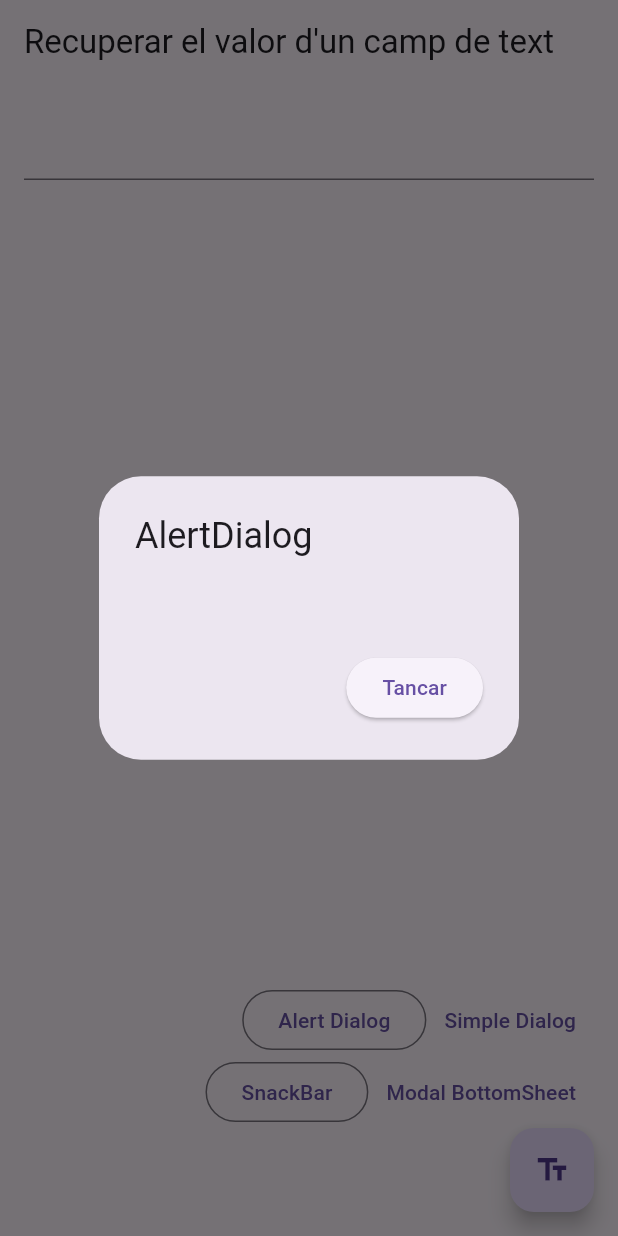
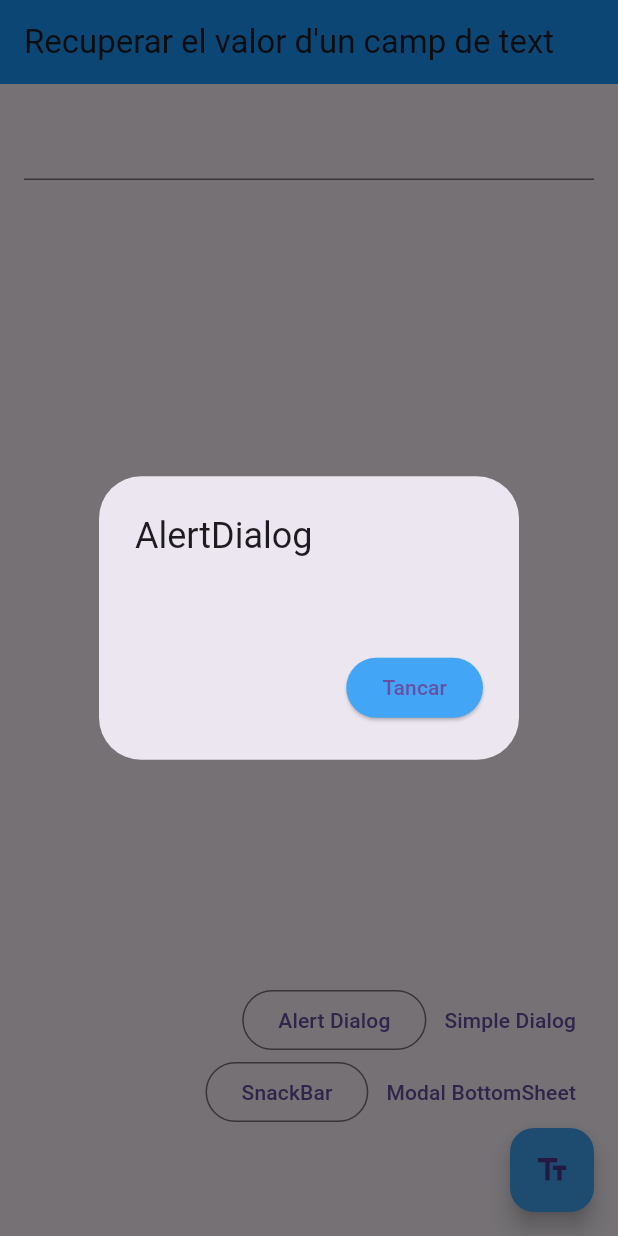
Before and after one commit to MaximoAlberoFernandez/app_dades_dialegs, a Flutter app: the screen it shows after launch, after a tap on "Alert Dialog", on a phone screen of 412 x 824 dp. Run offline on Flutter 3.47's test engine with Material 3 defaults, Android fonts, the phone set to English and light mode, and no system bars.

Commit message:
style changes

```diff
--- a/lib/main.dart
+++ b/lib/main.dart
@@ -34,6 +34,7 @@ class _MyCustomFormState extends State<MyCustomForm> {
     return Scaffold(
       appBar: AppBar(
         title: const Text('Recuperar el valor d\'un camp de text'),
+        backgroundColor: Color.fromARGB(255, 26, 152, 255),
       ),
       body: Padding(
         padding: const EdgeInsets.all(16.0),
@@ -60,6 +61,9 @@ class _MyCustomFormState extends State<MyCustomForm> {
                         content: Text(myController.text),
                         actions: [
                           ElevatedButton(
+                            style: ElevatedButton.styleFrom(
+                                backgroundColor: Color(0xFF42A5F5),
+                            ),
                             onPressed: () {
                               Navigator.of(context).pop();
                             },
@@ -133,7 +137,7 @@ class _MyCustomFormState extends State<MyCustomForm> {
                               Text(myController.text),
                               ElevatedButton(
                                 style: ElevatedButton.styleFrom(
-                                  primary: Color(0xFF42A5F5),
+                                  backgroundColor: Color(0xFF42A5F5),
                                 ),
                                 child: const Text('Close BottomSheet'),
                                 onPressed: () => Navigator.of(context).pop(),
@@ -150,6 +154,7 @@ class _MyCustomFormState extends State<MyCustomForm> {
             ],
           ),
           FloatingActionButton(
+            backgroundColor: Color(0xFF42A5F5),
             onPressed: () {
               showDialog(
                 context: context,
```
